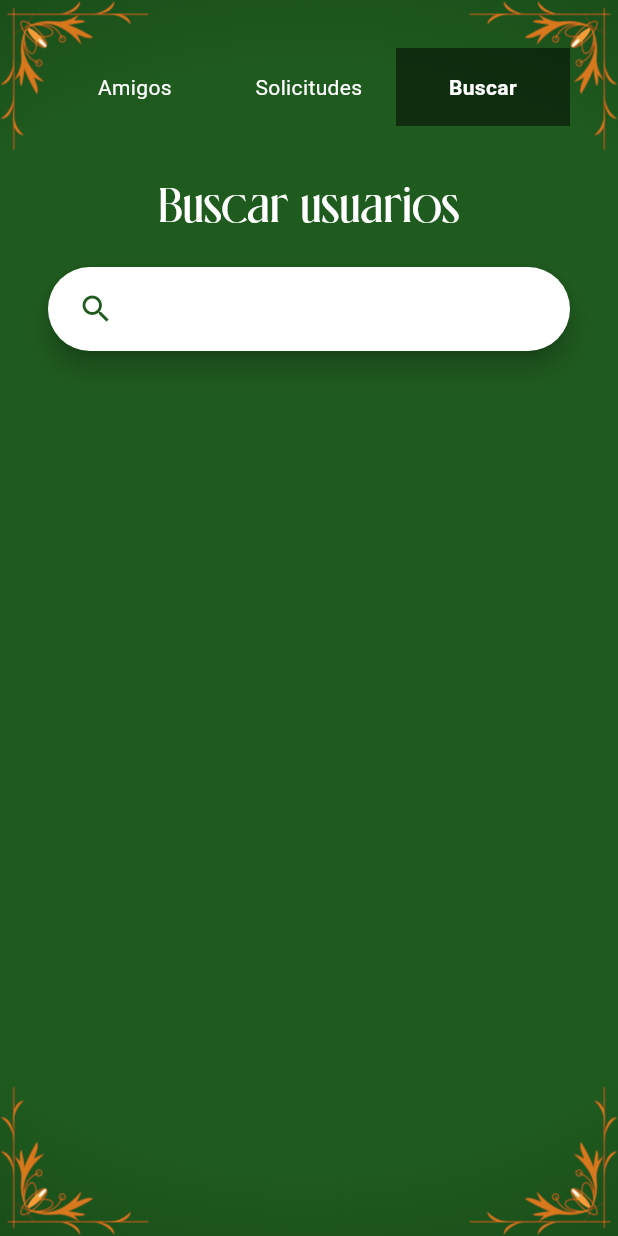
After one commit to UNIZAR-30226-2025-01/guignote-frontend-smartphone, a Flutter app: the FriendsScreen screen opened by its route, after a tap on "Solicitudes", after a tap on "Buscar", on a phone screen of 412 x 824 dp. The commit adds this screen. Run offline on Flutter 3.47's test engine with Material 3 defaults, Android fonts, the phone set to English and light mode, and no system bars; our stand-ins replace flutter_secure_storage, google_fonts; accounts and stored records are empty; statements that could not run were skipped.

Commit message:
Listado amigos y buscador usuarios

```diff
--- a/proyecto_flutter/lib/config.dart
+++ b/proyecto_flutter/lib/config.dart
@@ -68,5 +68,5 @@ class Config
   static String get authEndPoint => _config['auth_endpoint'];
   static String get createUserEndPoint  => _config['create_user_endpoint'];
   static String get deleteUserEndPoint  => _config['delete_user_endpoint'];
-
+  static String get obtenerAmigos => _config['obtener_amigos_endpoint'];
 }
--- a/proyecto_flutter/lib/main.dart
+++ b/proyecto_flutter/lib/main.dart
@@ -6,6 +6,7 @@ library;
 
 import 'package:flutter/foundation.dart';
 import 'package:flutter/material.dart';
+import 'package:sota_caballo_rey/src/screens/auth/friends_screen.dart';
 import 'src/screens/auth/welcome_screen.dart';
 import 'src/screens/auth/login_screen.dart';
 import 'src/screens/auth/register_screen.dart';
@@ -39,6 +40,7 @@ class MyApp extends StatelessWidget
         '/': (context) => const WelcomeScreen(),
         '/login': (context) => const LoginScreen(),
         '/register': (context) => const RegisterScreen(),
+        '/amigos': (context) => const FriendsScreen()
       },
     );
   }
--- /dev/null
+++ b/proyecto_flutter/lib/src/screens/auth/friends_list_screen.dart
@@ -0,0 +1,165 @@
+import 'package:flutter/material.dart';
+import 'package:sota_caballo_rey/src/services/api_service.dart';
+import 'package:sota_caballo_rey/src/widgets/custom_title.dart';
+
+class FriendsListScreen extends StatefulWidget {
+
+  /// Constructor de clase
+  const FriendsListScreen({super.key});
+
+  @override
+  FriendsListState createState() => FriendsListState();
+}
+
+class FriendsListState extends State<FriendsListScreen> {
+  /// Lista de amigos con nombres e ids
+  List<Map<String, String>> _amigos = [];
+  /// Indica si la petición a la API continúa en ejecución
+  bool _cargando = true;
+  /// Indica si se ha producido algún error en la petición
+  bool _error = false;
+
+  /// Para animaciones
+  final GlobalKey<AnimatedListState> _animatedListKey = GlobalKey();
+
+  @override
+  void initState() {
+    super.initState();
+    _cargarAmigos();
+  }
+
+  ///
+  /// Función que permite obtener el listado de amigos
+  /// del usuario.
+  ///
+  Future<void> _cargarAmigos() async {
+    try {
+      List<Map<String, String>> amigos = await obtenerAmigos();
+      setState(() {
+        _amigos = amigos;
+        _cargando = false;
+      });
+    } catch(e) {
+      setState(() {
+        _error = true;
+        _cargando = false;
+      });
+    }
+  }
+
+  ///
+  /// Función que permite eliminar de la lista de amigos
+  /// del usuario al usuario identificado por 'id'
+  ///
+  void _eliminarAmigo(int index, String id) async {
+    _animatedListKey.currentState!.removeItem(
+      index, (context, animation) => _itemLista(_amigos[index], index, animation),
+      duration: const Duration(milliseconds: 250),
+    );
+    Future.delayed(const Duration(milliseconds: 250), () {
+      if(mounted) {
+        setState(() {
+          _amigos.removeAt(index);
+        });
+      }
+    });
+  }
+
+  ///
+  /// Vista principal
+  ///
+  @override
+  Widget build(BuildContext context) {
+    return Expanded(
+        child: Column(
+          mainAxisSize: MainAxisSize.max,
+          children: [
+            CustomTitle(title: "Amigos"),
+            SizedBox(height: 16),
+            if(_cargando)
+              const Center(child: CircularProgressIndicator()),
+            if(_error)
+              Text("Se ha producido un error"),
+            if(!_cargando && !_error)
+              _lista()
+          ],
+        )
+    );
+  }
+
+  ///
+  /// Subcomponente: Lista
+  ///
+  Widget _lista() {
+    return Expanded(
+        child: _amigos.isEmpty
+            ? const Center(
+            child: Text("No tienes amigos"))
+            : AnimatedList(
+                key: _animatedListKey,
+                initialItemCount: _amigos.length,
+                itemBuilder: (context, index, animation) {
+                  return _itemLista(_amigos[index], index, animation);
+                }
+              )
+    );
+  }
+
+  ///
+  /// Subcomponente: Item de la lista
+  ///
+  Widget _itemLista(Map<String, String> amigo, int index, Animation<double> animation) {
+    return SizeTransition(
+      sizeFactor: animation,
+      child: _amigo(index, amigo["id"]!, amigo["nombre"]!),
+    );
+  }
+
+  ///
+  /// Subcomponente: Contenido del item de la lista.
+  /// Muestra la inicial del nombre del amigo, el nombre y
+  /// un botón para eliminar a dicho amigo.
+  ///
+  Widget _amigo(int index, String id, String nombre) {
+    return Container(
+      decoration: BoxDecoration(
+        color: Color.fromRGBO(0, 0, 0, 0.5),
+        borderRadius: BorderRadius.circular(12)
+      ),
+      margin: EdgeInsets.only(bottom: 16),
+      child: Row(
+        mainAxisSize: MainAxisSize.max,
+        mainAxisAlignment: MainAxisAlignment.spaceBetween,
+        children: [
+          Container(
+            height: 64,
+            width: 64,
+            decoration: BoxDecoration(
+                color: Color.fromRGBO(190, 95, 5, 1),
+                borderRadius: BorderRadius.only(
+                    topLeft: Radius.circular(12),
+                    bottomLeft: Radius.circular(12)
+                )
+            ),
+            alignment: Alignment.center,
+            child: Text(
+                nombre[0],
+                style: const TextStyle(fontSize: 32,
+                    fontWeight: FontWeight.bold)
+            ),
+          ),
+          Text(
+              nombre,
+              style: const TextStyle(fontSize: 16),
+              maxLines: 1,
+              overflow: TextOverflow.ellipsis,
+          ),
+          IconButton(
+              icon: const Icon(Icons.delete, color: Colors.white),
+              onPressed: () => { _eliminarAmigo(index, id) }
+          )
+        ]
+      )
+    );
+  }
+}
--- /dev/null
+++ b/proyecto_flutter/lib/src/screens/auth/friends_screen.dart
@@ -0,0 +1,88 @@
+
+import 'package:flutter/material.dart';
+import 'package:sota_caballo_rey/src/screens/auth/friends_list_screen.dart';
+import 'package:sota_caballo_rey/src/screens/auth/search_users_screen.dart';
+import 'package:sota_caballo_rey/src/widgets/background.dart';
+import 'package:sota_caballo_rey/src/widgets/corner_decoration.dart';
+
+class FriendsScreen extends StatefulWidget {
+  const FriendsScreen({super.key});
+
+  @override
+  FriendsScreenState createState() => FriendsScreenState();
+}
+
+class FriendsScreenState extends State<FriendsScreen> {
+  int _pantallaSeleccionada = 0;
+
+  // Lista de pantallas de gestión de amigos
+  final List<Widget> _pantallas = [
+    FriendsListScreen(),
+    const Center(child: Text('Pantalla 2', style: TextStyle(fontSize: 24))),
+    SearchUsersScreen(),
+  ];
+
+  @override
+  Widget build(BuildContext context) {
+    return Scaffold(
+      backgroundColor: Colors.transparent,
+      body: Stack(
+        children: [
+          const Background(),
+          const CornerDecoration(imageAsset: 'assets/images/gold_ornaments.png'),
+          SafeArea(
+            child: Padding(
+              padding: const EdgeInsets.symmetric(horizontal: 32, vertical: 32),
+                child: Column(
+                  children: [
+                    menu(),
+                    SizedBox(height: 32),
+                    Expanded(child: _pantallas[_pantallaSeleccionada])
+                  ],
+                )
+            )
+          )
+        ],
+      )
+    );
+  }
+
+  Widget menu() {
+    return Row(
+      mainAxisSize: MainAxisSize.max,
+      children: [
+        button(0, "Amigos"),
+        button(1, "Solicitudes"),
+        button(2, "Buscar")
+      ],
+    );
+  }
+
+  Widget button(int indice, String texto) {
+    bool isSelected = _pantallaSeleccionada == indice;
+    return Expanded(
+      child: GestureDetector(
+        onTap: () {
+          setState(() {
+            _pantallaSeleccionada = indice;
+          });
+        },
+        child: AnimatedContainer(
+          duration: const Duration(milliseconds: 250),
+          padding: const EdgeInsets.symmetric(vertical: 16),
+          decoration: BoxDecoration(
+            color: isSelected ? Color.fromRGBO(0, 0, 0, 0.5): Colors.transparent,
+          ),
+          child: Text(
+            texto,
+            textAlign: TextAlign.center,
+            style: TextStyle(
+              color: Colors.white,
+              fontWeight: isSelected ? FontWeight.bold : FontWeight.normal
+            ),
+          ),
+        )
+      )
+    );
+  }
+}
--- a/proyecto_flutter/lib/src/screens/auth/login_screen.dart
+++ b/proyecto_flutter/lib/src/screens/auth/login_screen.dart
@@ -68,7 +68,7 @@ class LoginScreenState extends State<LoginScreen>
       Navigator.pop(context); // Cierra el indicador de carga
 
       // Navega a la pantalla principal.
-      Navigator.pushNamed(context, '/');
+      Navigator.pushNamed(context, '/amigos');
     } catch (e)
     {
       // Si hay un error, cierra el indicador de carga y muestra un mensaje de error.
--- /dev/null
+++ b/proyecto_flutter/lib/src/screens/auth/search_users_screen.dart
@@ -0,0 +1,53 @@
+import 'package:flutter/cupertino.dart';
+import 'package:flutter/material.dart';
+import 'package:sota_caballo_rey/src/themes/theme.dart';
+import 'package:sota_caballo_rey/src/widgets/custom_title.dart';
+
+
+class SearchUsersScreen extends StatefulWidget {
+
+  /// Constructor de clase
+  const SearchUsersScreen({super.key});
+
+  @override
+  SearchUsersState createState() => SearchUsersState();
+}
+
+class SearchUsersState extends State<SearchUsersScreen> {
+
+
+  ///
+  /// Vista principal
+  ///
+  @override
+  Widget build(BuildContext context) {
+    return Expanded(
+      child: Column(
+        mainAxisSize: MainAxisSize.max,
+        children: [
+          CustomTitle(title: "Buscar usuarios"),
+          SizedBox(height: 16),
+          buscador()
+        ],
+      )
+    );
+  }
+
+  ///
+  /// Subcomponente: barra de búsqueda
+  ///
+  Widget buscador() {
+    return SearchBar(
+      backgroundColor: WidgetStateProperty.all(Colors.white),
+      textStyle: WidgetStateProperty.all(TextStyle(color: AppTheme.primaryColor,
+        fontWeight: FontWeight.bold)),
+      leading: IconButton(
+        icon: const Icon(Icons.search, color: AppTheme.primaryColor),
+        onPressed: () {},
+      ),
+      onChanged: (content) {
+        //TODO
+      },
+    );
+  }
+}
--- a/proyecto_flutter/lib/src/services/api_service.dart
+++ b/proyecto_flutter/lib/src/services/api_service.dart
@@ -212,3 +212,49 @@ Future<void> register(String username, String email, String password, String con
     rethrow; // Relanza la excepción para que la UI la maneje como considere.
   }
 }
+
+/**
+ * La siguiente función permite obtener el listado de amigos de un usuario
+ * desde la API
+ */
+Future<List<Map<String, String>>> obtenerAmigos() async {
+  // Endpoint petición API
+  final url = Uri.parse('${Config.apiBaseURL}${Config.obtenerAmigos}');
+
+  // Obtener token de usuario, si existe
+  String? token = await StorageService.getToken();
+  if(token == null) {
+    throw Exception("No hay un token de autentificación disponible.");
+  }
+  // Realizar petición GET a API
+  try {
+    final response = await http.get(
+      url, headers: {"Auth": token}
+    );
+    if(response.statusCode == 200) {
+      final data = json.decode(response.body);
+
+      List<Map<String, String>> amigos = List<Map<String, String>>.from(
+        data['amigos'].map((amigo) => {
+          "id": amigo["id"].toString(),
+          "nombre": amigo["nombre"].toString()
+        })
+      );
+      return amigos;
+    } else {
+      switch (response.statusCode) {
+        case 401:
+          throw Exception("Token inválido o expirado. Debes iniciar sesión nuevamente.");
+        case 405:
+          throw Exception("Método no permitido.");
+        default:
+          throw Exception("Error desconocido. Código: ${response.statusCode}");
+      }
+    }
+  } catch(e) {
+    if (kDebugMode){
+      print("Error en obtenerAmigos: $e");
+    }
+    rethrow;
+  }
+}
```
